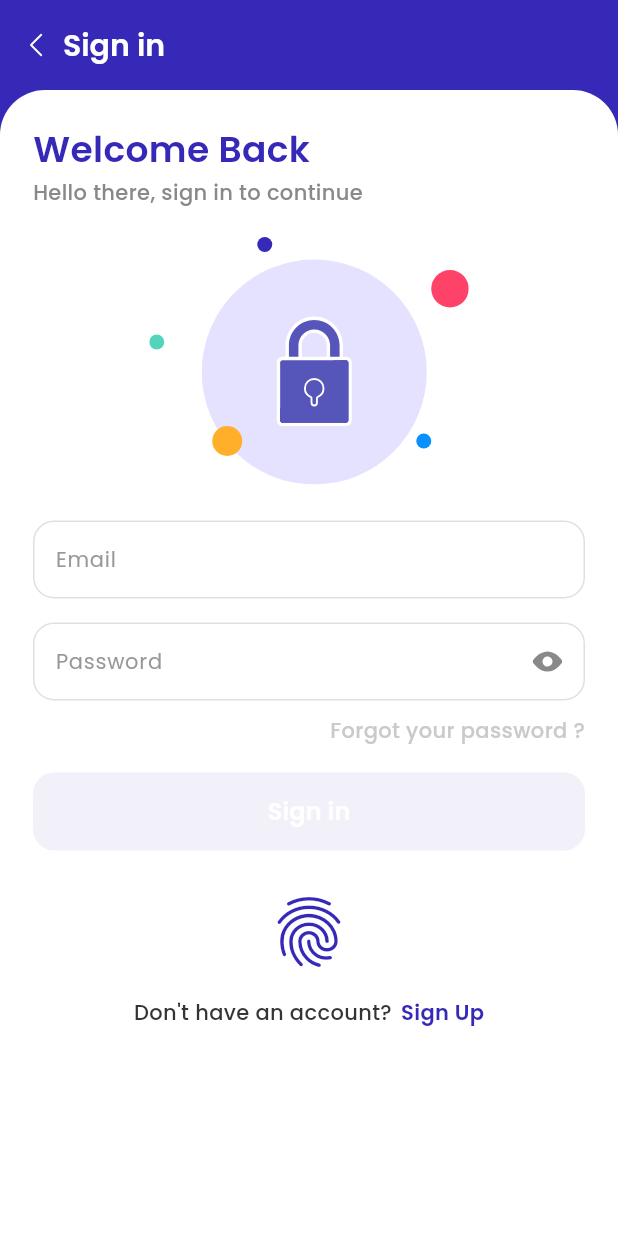
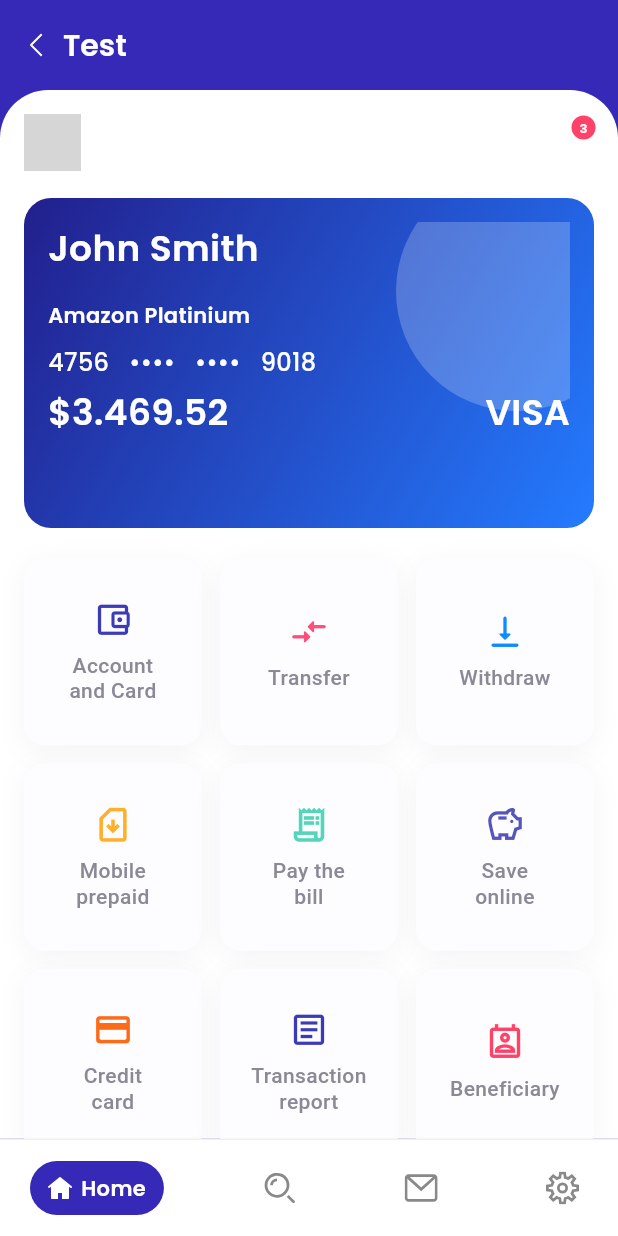
Before and after one commit to nghiaMeo/banking_application, a Flutter app: the screen it shows after launch, on a phone screen of 412 x 824 dp. Run offline on Flutter 3.47's test engine with Material 3 defaults, Android fonts, the phone set to English and light mode, and no system bars; our stand-ins replace dio, flutter_riverpod, flutter_svg, google_fonts; network calls fail; project files that could hold a hidden picture were left out; grey boxes are pictures that could not be loaded.

Commit message:
build home and bottom app navigation UI

```diff
--- a/lib/app/routing/app_router.dart
+++ b/lib/app/routing/app_router.dart
@@ -1,6 +1,6 @@
-import 'package:bank_app/features/auth/presentation/pages/sign_in_page.dart';
+import 'package:bank_app/features/home/presentation/pages/home_page.dart';
 import 'package:flutter/material.dart';
 
 class AppRouter {
-  static Widget get initialPage => const SignInPage();
+  static Widget get initialPage => const HomePage();
 }
--- a/lib/core/asset/vectors/app_vectors.dart
+++ b/lib/core/asset/vectors/app_vectors.dart
@@ -52,6 +52,7 @@ class AppVectors {
   static const handDill = '${basePathIcons}hand_dill$format';
   static const hide = '${basePathIcons}hide$format';
   static const home = '${basePathIcons}home$format';
+  static const homeFill = '${basePathIcons}home_fill$format';
   static const homeDill = '${basePathIcons}home_dill$format';
   static const hided = '${basePathIcons}hide$format';
   static const inPhone = '${basePathIcons}in_phone$format';
--- /dev/null
+++ b/lib/core/utils/app_navigation_bar.dart
@@ -0,0 +1,98 @@
+import 'package:bank_app/core/asset/vectors/app_vectors.dart';
+import 'package:bank_app/core/theme/colors_theme.dart';
+import 'package:bank_app/core/theme/typo_theme.dart';
+import 'package:flutter/material.dart';
+import 'package:flutter_svg/flutter_svg.dart';
+
+class AppNavigationBar extends StatelessWidget {
+  final int currentIndex;
+  final ValueChanged<int> onTap;
+
+  const AppNavigationBar({
+    super.key,
+    required this.currentIndex,
+    required this.onTap,
+  });
+
+  @override
+  Widget build(BuildContext context) {
+    return SafeArea(
+      top: false,
+      child: Container(
+        padding: const EdgeInsets.symmetric(horizontal: 20, vertical: 14),
+        decoration: const BoxDecoration(
+          color: Colors.white,
+          border: Border(
+            top: BorderSide(color: Color(0xFFF0F0F0)),
+          ),
+        ),
+        child: Row(
+          children: [
+            _buildHomeActiveItem(context),
+            const Spacer(),
+            _buildIconItem(iconPath: AppVectors.search, index: 1),
+            const Spacer(),
+            _buildIconItem(iconPath: AppVectors.letterEmpty, index: 2),
+            const Spacer(),
+            _buildIconItem(iconPath: AppVectors.settingEmpty, index: 3),
+          ],
+        ),
+      ),
+    );
+  }
+
+  Widget _buildHomeActiveItem(BuildContext context) {
+    final bool isActive = currentIndex == 0;
+    return InkWell(
+      borderRadius: BorderRadius.circular(24),
+      onTap: () => onTap(0),
+      child: AnimatedContainer(
+        duration: const Duration(milliseconds: 180),
+        padding: const EdgeInsets.symmetric(horizontal: 12, vertical: 8),
+        decoration: BoxDecoration(
+          color: isActive ? ColorsTheme.firstPrimary : Colors.transparent,
+          borderRadius: BorderRadius.circular(24),
+        ),
+        child: Row(
+          children: [
+            SvgPicture.asset(
+              AppVectors.homeFill,
+              width: 16,
+              height: 16,
+              colorFilter: ColorFilter.mode(
+                isActive ? Colors.white : ColorsTheme.neutralGreyMid,
+                BlendMode.srcIn,
+              ),
+            ),
+            const SizedBox(width: 6),
+            TypoTheme.captionMedium_14(
+              context,
+              isActive ? Colors.white : ColorsTheme.neutralGreyMid,
+              text: 'Home',
+            ),
+          ],
+        ),
+      ),
+    );
+  }
+
+  Widget _buildIconItem({required String iconPath, required int index}) {
+    final bool isActive = currentIndex == index;
+    return InkWell(
+      borderRadius: BorderRadius.circular(20),
+      onTap: () => onTap(index),
+      child: Padding(
+        padding: const EdgeInsets.all(6),
+        child: SvgPicture.asset(
+          iconPath,
+          width: 22,
+          height: 22,
+          colorFilter: ColorFilter.mode(
+            isActive ? ColorsTheme.firstPrimary : ColorsTheme.neutralGreyMid,
+            BlendMode.srcIn,
+          ),
+        ),
+      ),
+    );
+  }
+}
--- /dev/null
+++ b/lib/features/home/presentation/pages/home_page.dart
@@ -0,0 +1,381 @@
+import 'package:bank_app/core/theme/colors_theme.dart';
+import 'package:bank_app/core/theme/typo_theme.dart';
+import 'package:bank_app/core/utils/app_bar_custom.dart';
+import 'package:bank_app/core/utils/app_navigation_bar.dart';
+import 'package:flutter/material.dart';
+
+class HomePage extends StatefulWidget {
+  const HomePage({super.key});
+
+  @override
+  State<HomePage> createState() => _HomePageState();
+}
+
+class _HomePageState extends State<HomePage> {
+  int _currentIndex = 0;
+
+  final List<Widget> _pages = const [
+    _HomeTabContent(),
+    _BottomTabPlaceholder(title: 'Search'),
+    _BottomTabPlaceholder(title: 'Message'),
+    _BottomTabPlaceholder(title: 'Setting'),
+  ];
+
+  @override
+  Widget build(BuildContext context) {
+    return Scaffold(
+      body: IndexedStack(index: _currentIndex, children: _pages),
+      bottomNavigationBar: AppNavigationBar(
+        currentIndex: _currentIndex,
+        onTap: (index) {
+          setState(() => _currentIndex = index);
+        },
+      ),
+    );
+  }
+}
+
+class _BottomTabPlaceholder extends StatelessWidget {
+  final String title;
+
+  const _BottomTabPlaceholder({required this.title});
+
+  @override
+  Widget build(BuildContext context) {
+    return Center(
+      child: TypoTheme.titleSemiBold_24(
+        context,
+        ColorsTheme.firstPrimary,
+        text: title,
+      ),
+    );
+  }
+}
+
+class _HomeTabContent extends StatelessWidget {
+  const _HomeTabContent();
+
+  @override
+  Widget build(BuildContext context) {
+    return Scaffold(
+      appBar: AppBarCustom(
+        titleAppBar: "Test",
+        backGroundColor: ColorsTheme.firstPrimary,
+        colorElement: Colors.white,
+        fallBackWidget: const HomePage(),
+      ),
+      body: SafeArea(
+        bottom: false,
+        child: Column(
+          crossAxisAlignment: CrossAxisAlignment.start,
+          children: [
+            Expanded(
+              child: Container(
+                width: double.infinity,
+                color: ColorsTheme.firstPrimary,
+                child: Container(
+                  decoration: const BoxDecoration(
+                    color: Colors.white,
+                    borderRadius: BorderRadius.only(
+                      topLeft: Radius.circular(32),
+                      topRight: Radius.circular(32),
+                    ),
+                  ),
+                  child: SingleChildScrollView(
+                    padding: const EdgeInsets.fromLTRB(16, 16, 16, 22),
+                    child: Column(
+                      crossAxisAlignment: CrossAxisAlignment.start,
+                      children: [
+                        const _HomeHeader(),
+                        const SizedBox(height: 18),
+                        const _BankCardSection(),
+                        const SizedBox(height: 20),
+                        const _FeatureGrid(),
+                      ],
+                    ),
+                  ),
+                ),
+              ),
+            ),
+          ],
+        ),
+      ),
+    );
+  }
+}
+
+class _HomeHeader extends StatelessWidget {
+  const _HomeHeader();
+
+  @override
+  Widget build(BuildContext context) {
+    return Row(
+      children: [
+        const CircleAvatar(
+          radius: 19,
+          backgroundImage: NetworkImage(
+            'https://images.unsplash.com/photo-1500648767791-00dcc994a43e?w=200',
+          ),
+        ),
+        const SizedBox(width: 12),
+        Expanded(
+          child: TypoTheme.titleSemiBold_20(
+            context,
+            Colors.white,
+            text: 'Hi, Push Puttichai',
+          ),
+        ),
+        Stack(
+          clipBehavior: Clip.none,
+          children: [
+            const Icon(
+              Icons.notifications_none_rounded,
+              color: Colors.white,
+              size: 28,
+            ),
+            Positioned(
+              right: -1,
+              top: -4,
+              child: Container(
+                width: 16,
+                height: 16,
+                decoration: const BoxDecoration(
+                  color: ColorsTheme.firstSemantic,
+                  shape: BoxShape.circle,
+                ),
+                child: const Center(
+                  child: Text(
+                    '3',
+                    style: TextStyle(
+                      color: Colors.white,
+                      fontSize: 9,
+                      fontWeight: FontWeight.w600,
+                    ),
+                  ),
+                ),
+              ),
+            ),
+          ],
+        ),
+      ],
+    );
+  }
+}
+
+class _BankCardSection extends StatelessWidget {
+  const _BankCardSection();
+
+  @override
+  Widget build(BuildContext context) {
+    return SizedBox(
+      height: 220,
+      child: Stack(
+        children: [
+          Positioned(
+            left: 26,
+            right: 26,
+            bottom: 22,
+            child: Container(
+              height: 18,
+              decoration: BoxDecoration(
+                color: ColorsTheme.secondPrimary.withOpacity(0.75),
+                borderRadius: BorderRadius.circular(14),
+              ),
+            ),
+          ),
+          Positioned(
+            left: 16,
+            right: 16,
+            bottom: 30,
+            child: Container(
+              height: 20,
+              decoration: BoxDecoration(
+                color: ColorsTheme.firstSemantic,
+                borderRadius: BorderRadius.circular(14),
+              ),
+            ),
+          ),
+          Container(
+            width: double.infinity,
+            padding: const EdgeInsets.fromLTRB(16, 16, 16, 16),
+            decoration: BoxDecoration(
+              borderRadius: BorderRadius.circular(18),
+              gradient: const LinearGradient(
+                colors: [Color(0xFF221F8D), Color(0xFF247BFF)],
+                begin: Alignment.topLeft,
+                end: Alignment.bottomRight,
+              ),
+            ),
+            child: Stack(
+              children: [
+                Positioned(
+                  right: -44,
+                  top: -34,
+                  child: Container(
+                    width: 160,
+                    height: 160,
+                    decoration: BoxDecoration(
+                      color: Colors.white.withOpacity(0.22),
+                      shape: BoxShape.circle,
+                    ),
+                  ),
+                ),
+                Column(
+                  crossAxisAlignment: CrossAxisAlignment.start,
+                  children: [
+                    TypoTheme.titleSemiBold_24(
+                      context,
+                      Colors.white,
+                      text: 'John Smith',
+                    ),
+                    const SizedBox(height: 18),
+                    TypoTheme.captionSemibold_14(
+                      context,
+                      Colors.white,
+                      text: 'Amazon Platinium',
+                    ),
+                    const SizedBox(height: 10),
+                    TypoTheme.bodyMedium_16(
+                      context,
+                      Colors.white,
+                      text: '4756   ••••   ••••   9018',
+                    ),
+                    const SizedBox(height: 4),
+                    Row(
+                      mainAxisAlignment: MainAxisAlignment.spaceBetween,
+                      children: [
+                        TypoTheme.titleSemiBold_24(
+                          context,
+                          Colors.white,
+                          text: '\$3.469.52',
+                        ),
+                        TypoTheme.titleSemiBold_24(
+                          context,
+                          Colors.white,
+                          text: 'VISA',
+                        ),
+                      ],
+                    ),
+                  ],
+                ),
+              ],
+            ),
+          ),
+        ],
+      ),
+    );
+  }
+}
+
+class _FeatureGrid extends StatelessWidget {
+  const _FeatureGrid();
+
+  @override
+  Widget build(BuildContext context) {
+    final List<_FeatureItem> items = const [
+      _FeatureItem(
+        icon: Icons.account_balance_wallet_outlined,
+        color: Color(0xFF3D3AB8),
+        label: 'Account\nand Card',
+      ),
+      _FeatureItem(
+        icon: Icons.compare_arrows_rounded,
+        color: Color(0xFFFF4E78),
+        label: 'Transfer',
+      ),
+      _FeatureItem(
+        icon: Icons.vertical_align_bottom_rounded,
+        color: Color(0xFF0D8BFF),
+        label: 'Withdraw',
+      ),
+      _FeatureItem(
+        icon: Icons.sim_card_download_outlined,
+        color: Color(0xFFFFAF2A),
+        label: 'Mobile\nprepaid',
+      ),
+      _FeatureItem(
+        icon: Icons.receipt_long_outlined,
+        color: Color(0xFF52D5BA),
+        label: 'Pay the\nbill',
+      ),
+      _FeatureItem(
+        icon: Icons.savings_outlined,
+        color: Color(0xFF5655B9),
+        label: 'Save\nonline',
+      ),
+      _FeatureItem(
+        icon: Icons.credit_card_rounded,
+        color: Color(0xFFFB6B18),
+        label: 'Credit\ncard',
+      ),
+      _FeatureItem(
+        icon: Icons.article_outlined,
+        color: Color(0xFF3D3AB8),
+        label: 'Transaction\nreport',
+      ),
+      _FeatureItem(
+        icon: Icons.perm_contact_calendar_outlined,
+        color: Color(0xFFFF4267),
+        label: 'Beneficiary',
+      ),
+    ];
+
+    return GridView.builder(
+      itemCount: items.length,
+      physics: const NeverScrollableScrollPhysics(),
+      shrinkWrap: true,
+      gridDelegate: const SliverGridDelegateWithFixedCrossAxisCount(
+        crossAxisCount: 3,
+        mainAxisSpacing: 12,
+        crossAxisSpacing: 12,
+        childAspectRatio: 0.95,
+      ),
+      itemBuilder: (context, index) {
+        final item = items[index];
+        return Container(
+          decoration: BoxDecoration(
+            color: const Color(0xFFFDFDFF),
+            borderRadius: BorderRadius.circular(14),
+            boxShadow: const [
+              BoxShadow(
+                color: Color(0x0C1E1E1E),
+                blurRadius: 16,
+                offset: Offset(0, 4),
+              ),
+            ],
+          ),
+          padding: const EdgeInsets.symmetric(horizontal: 8, vertical: 10),
+          child: Column(
+            mainAxisAlignment: MainAxisAlignment.center,
+            children: [
+              Icon(item.icon, color: item.color, size: 27),
+              const SizedBox(height: 9),
+              Text(
+                item.label,
+                textAlign: TextAlign.center,
+                style: const TextStyle(
+                  color: Color(0xFF8A8A97),
+                  fontSize: 14,
+                  height: 1.2,
+                  fontWeight: FontWeight.w500,
+                ),
+              ),
+            ],
+          ),
+        );
+      },
+    );
+  }
+}
+
+class _FeatureItem {
+  final IconData icon;
+  final Color color;
+  final String label;
+
+  const _FeatureItem({
+    required this.icon,
+    required this.color,
+    required this.label,
+  });
+}
```
